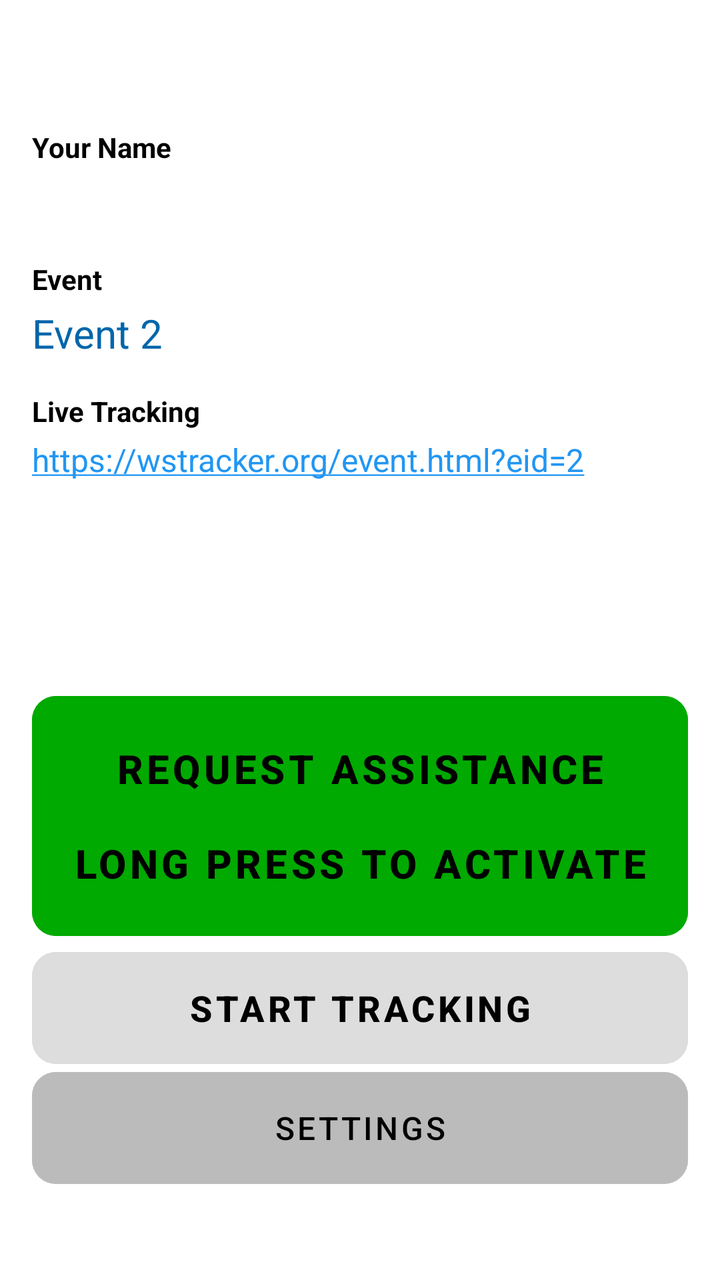
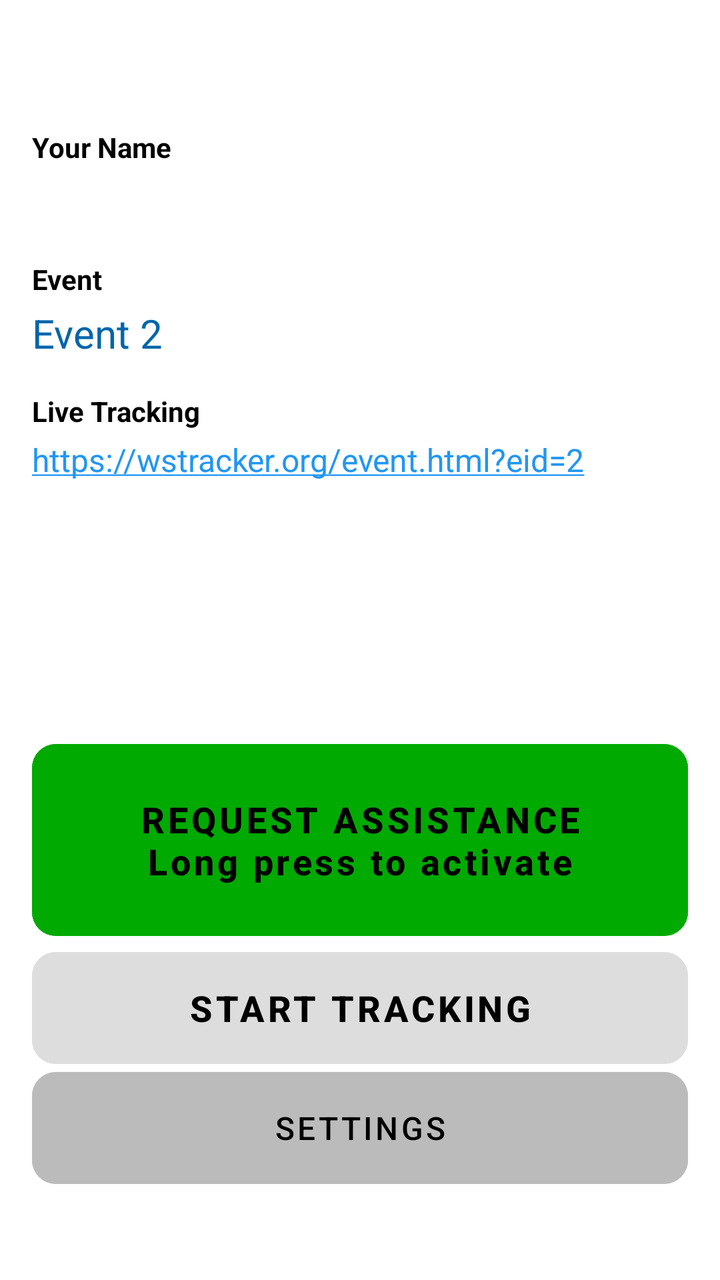

Compare the two renders of this Android layout. The source of the first and the diff that turns it into the second are given below.
<!-- AndroidManifest.xml: application theme Theme.WindsurferTracker -->
<!-- res/layout/activity_main.xml -->
<?xml version="1.0" encoding="utf-8"?>
<LinearLayout
    xmlns:android="http://schemas.android.com/apk/res/android"
    xmlns:app="http://schemas.android.com/apk/res-auto"
    xmlns:tools="http://schemas.android.com/tools"
    android:layout_width="match_parent"
    android:layout_height="match_parent"
    android:orientation="vertical"
    android:padding="16dp"
    android:background="#FFFFFF"
    tools:context=".MainActivity">

    <ScrollView
        android:id="@+id/contentScroll"
        android:layout_width="match_parent"
        android:layout_height="0dp"
        android:layout_weight="1"
        android:fillViewport="false">

    <LinearLayout
        android:layout_width="match_parent"
        android:layout_height="wrap_content"
        android:orientation="vertical">

    
    <LinearLayout
        android:id="@+id/configGroup"
        android:layout_width="match_parent"
        android:layout_height="wrap_content"
        android:orientation="vertical">

        
        <Space
            android:layout_width="match_parent"
            android:layout_height="40dp" />

        
        <TextView
            android:id="@+id/tvIdleStatus"
            android:layout_width="wrap_content"
            android:layout_height="wrap_content"
            android:text="IDLE"
            android:textStyle="bold"
            android:textSize="28sp"
            android:textColor="#FF8800"
            android:layout_marginBottom="8dp"
            android:visibility="gone" />

        
        <TextView
            android:layout_width="wrap_content"
            android:layout_height="wrap_content"
            android:text="@string/your_name_label"
            android:textStyle="bold"
            android:textSize="14sp"
            android:textColor="#000000"
            android:layout_marginTop="8dp"
            android:layout_marginBottom="4dp" />

        
        <TextView
            android:id="@+id/tvIdleSailorName"
            android:layout_width="wrap_content"
            android:layout_height="wrap_content"
            android:text=""
            android:textSize="20sp"
            android:textColor="#000000"
            android:layout_marginBottom="8dp" />

        
        <TextView
            android:layout_width="wrap_content"
            android:layout_height="wrap_content"
            android:text="Event"
            android:textStyle="bold"
            android:textSize="14sp"
            android:textColor="#000000"
            android:layout_marginTop="8dp"
            android:layout_marginBottom="4dp" />

        
        <TextView
            android:id="@+id/tvIdleEventName"
            android:layout_width="wrap_content"
            android:layout_height="wrap_content"
            android:text="Event 2"
            android:textSize="20sp"
            android:textColor="#0066AA"
            android:layout_marginBottom="8dp" />

        
        <TextView
            android:layout_width="wrap_content"
            android:layout_height="wrap_content"
            android:text="Live Tracking"
            android:textStyle="bold"
            android:textSize="14sp"
            android:textColor="#000000"
            android:layout_marginTop="8dp"
            android:layout_marginBottom="4dp" />

        
        <TextView
            android:id="@+id/tvLiveTrackingLink"
            android:layout_width="wrap_content"
            android:layout_height="wrap_content"
            android:text="https://wstracker.org/event.html?eid=2"
            android:autoLink="web"
            android:textColor="#2196F3"
            android:textColorLink="#2196F3"
            android:linksClickable="true"
            android:textSize="16sp"
            android:layout_marginBottom="8dp" />

        

    </LinearLayout>

    
    <LinearLayout
        android:id="@+id/statusGroup"
        android:layout_width="match_parent"
        android:layout_height="wrap_content"
        android:orientation="vertical"
        android:visibility="gone"
        android:background="#FFFFFF"
        android:padding="8dp">

        
        <Space
            android:layout_width="match_parent"
            android:layout_height="24dp" />

        
        <TextView
            android:id="@+id/tvEventName"
            android:layout_width="wrap_content"
            android:layout_height="wrap_content"
            android:text="---"
            android:textSize="18sp"
            android:textColor="#0066AA"
            android:textStyle="bold"
            android:layout_marginBottom="8dp" />

        
        <LinearLayout
            android:layout_width="wrap_content"
            android:layout_height="wrap_content"
            android:orientation="horizontal"
            android:layout_marginBottom="8dp">

            <TextView
                android:id="@+id/tvSailorId"
                android:layout_width="wrap_content"
                android:layout_height="wrap_content"
                android:text=""
                android:textSize="14sp"
                android:textColor="#888888"
                android:layout_marginEnd="8dp" />
        </LinearLayout>

        <TextView
            android:layout_width="wrap_content"
            android:layout_height="wrap_content"
            android:text="Position"
            android:textSize="14sp"
            android:textColor="#444444"
            android:textStyle="bold" />

        <TextView
            android:id="@+id/tvPosition"
            android:layout_width="match_parent"
            android:layout_height="wrap_content"
            android:text="---.-----°\n---.-----°"
            android:textSize="18sp"
            android:textColor="#000000"
            android:maxLines="2" />

        <LinearLayout
            android:layout_width="match_parent"
            android:layout_height="wrap_content"
            android:layout_marginTop="16dp"
            android:orientation="horizontal">

            <LinearLayout
                android:layout_width="0dp"
                android:layout_height="wrap_content"
                android:layout_weight="1"
                android:orientation="vertical">

                <TextView
                    android:layout_width="wrap_content"
                    android:layout_height="wrap_content"
                    android:text="Speed (kn)"
                    android:textSize="14sp"
                    android:textColor="#444444"
                    android:textStyle="bold" />

                <TextView
                    android:id="@+id/tvSpeed"
                    android:layout_width="match_parent"
                    android:layout_height="wrap_content"
                    android:text="--"
                    android:textSize="28sp"
                    android:textColor="#000000"
                    android:fontFamily="monospace"
                    android:maxLines="1"
                    android:autoSizeTextType="uniform"
                    android:autoSizeMinTextSize="14sp"
                    android:autoSizeMaxTextSize="28sp"
                    android:autoSizeStepGranularity="1sp" />
            </LinearLayout>

            <LinearLayout
                android:layout_width="0dp"
                android:layout_height="wrap_content"
                android:layout_weight="1"
                android:orientation="vertical">

                <TextView
                    android:layout_width="wrap_content"
                    android:layout_height="wrap_content"
                    android:text="Course"
                    android:textSize="14sp"
                    android:textColor="#444444"
                    android:textStyle="bold" />

                <TextView
                    android:id="@+id/tvHeading"
                    android:layout_width="match_parent"
                    android:layout_height="wrap_content"
                    android:text="---°"
                    android:textSize="28sp"
                    android:textColor="#000000"
                    android:fontFamily="monospace"
                    android:maxLines="1"
                    android:autoSizeTextType="uniform"
                    android:autoSizeMinTextSize="14sp"
                    android:autoSizeMaxTextSize="28sp"
                    android:autoSizeStepGranularity="1sp" />
            </LinearLayout>

            <LinearLayout
                android:layout_width="0dp"
                android:layout_height="wrap_content"
                android:layout_weight="1"
                android:orientation="vertical">

                <TextView
                    android:layout_width="wrap_content"
                    android:layout_height="wrap_content"
                    android:text="Dist (km)"
                    android:textSize="14sp"
                    android:textColor="#444444"
                    android:textStyle="bold" />

                <TextView
                    android:id="@+id/tvDistance"
                    android:layout_width="match_parent"
                    android:layout_height="wrap_content"
                    android:text="--"
                    android:textSize="28sp"
                    android:textColor="#000000"
                    android:fontFamily="monospace"
                    android:maxLines="1"
                    android:autoSizeTextType="uniform"
                    android:autoSizeMinTextSize="14sp"
                    android:autoSizeMaxTextSize="28sp"
                    android:autoSizeStepGranularity="1sp" />
            </LinearLayout>
        </LinearLayout>

        <LinearLayout
            android:layout_width="match_parent"
            android:layout_height="wrap_content"
            android:layout_marginTop="16dp"
            android:orientation="horizontal">

            <LinearLayout
                android:layout_width="0dp"
                android:layout_height="wrap_content"
                android:layout_weight="1"
                android:orientation="vertical">

                <TextView
                    android:layout_width="wrap_content"
                    android:layout_height="wrap_content"
                    android:text="Connection"
                    android:textSize="14sp"
                    android:textColor="#444444"
                    android:textStyle="bold" />

                <TextView
                    android:id="@+id/tvAckRate"
                    android:layout_width="match_parent"
                    android:layout_height="wrap_content"
                    android:text="--%"
                    android:textSize="22sp"
                    android:textColor="#008800"
                    android:maxLines="1"
                    android:autoSizeTextType="uniform"
                    android:autoSizeMinTextSize="12sp"
                    android:autoSizeMaxTextSize="22sp"
                    android:autoSizeStepGranularity="1sp" />
            </LinearLayout>

            <LinearLayout
                android:layout_width="0dp"
                android:layout_height="wrap_content"
                android:layout_weight="1"
                android:orientation="vertical">

                <TextView
                    android:layout_width="wrap_content"
                    android:layout_height="wrap_content"
                    android:text="Last ACK"
                    android:textSize="14sp"
                    android:textColor="#444444"
                    android:textStyle="bold" />

                <TextView
                    android:id="@+id/tvLastAck"
                    android:layout_width="match_parent"
                    android:layout_height="wrap_content"
                    android:text="--"
                    android:textSize="15sp"
                    android:textColor="#000000"
                    android:maxLines="1"
                    android:autoSizeTextType="uniform"
                    android:autoSizeMinTextSize="10sp"
                    android:autoSizeMaxTextSize="15sp"
                    android:autoSizeStepGranularity="1sp" />
            </LinearLayout>

            <LinearLayout
                android:layout_width="0dp"
                android:layout_height="wrap_content"
                android:layout_weight="1"
                android:orientation="vertical">

                <TextView
                    android:layout_width="wrap_content"
                    android:layout_height="wrap_content"
                    android:text="Updated"
                    android:textSize="14sp"
                    android:textColor="#444444"
                    android:textStyle="bold" />

                <TextView
                    android:id="@+id/tvLastUpdate"
                    android:layout_width="match_parent"
                    android:layout_height="wrap_content"
                    android:text="--:--:--"
                    android:textSize="15sp"
                    android:textColor="#000000"
                    android:maxLines="1"
                    android:autoSizeTextType="uniform"
                    android:autoSizeMinTextSize="10sp"
                    android:autoSizeMaxTextSize="15sp"
                    android:autoSizeStepGranularity="1sp" />
            </LinearLayout>
        </LinearLayout>

        
        <TextView
            android:layout_width="wrap_content"
            android:layout_height="wrap_content"
            android:text="Live Tracking"
            android:textStyle="bold"
            android:textSize="14sp"
            android:textColor="#444444"
            android:layout_marginTop="16dp"
            android:layout_marginBottom="4dp" />

        <TextView
            android:id="@+id/tvLiveTrackingLinkActive"
            android:layout_width="wrap_content"
            android:layout_height="wrap_content"
            android:text="https://wstracker.org/event.html?eid=2"
            android:autoLink="web"
            android:textColor="#2196F3"
            android:textColorLink="#2196F3"
            android:linksClickable="true"
            android:textSize="14sp" />

    </LinearLayout>

    </LinearLayout>
    </ScrollView>

    
    <com.google.android.material.button.MaterialButton
        android:id="@+id/btnAssist"
        style="@style/Widget.MaterialComponents.Button.UnelevatedButton"
        android:layout_width="match_parent"
        android:layout_height="120dp"
        android:text="REQUEST ASSISTANCE\n\nLong press to activate"
        android:textSize="20sp"
        android:textStyle="bold"
        android:textColor="#000000"
        android:backgroundTint="#00AA00"
        android:gravity="center"
        android:insetTop="0dp"
        android:insetBottom="0dp"
        android:layout_marginBottom="8dp"
        app:cornerRadius="12dp" />

    
    <com.google.android.material.button.MaterialButton
        android:id="@+id/btnStartStop"
        style="@style/Widget.MaterialComponents.Button.UnelevatedButton"
        android:layout_width="match_parent"
        android:layout_height="wrap_content"
        android:minHeight="56dp"
        android:text="Start Tracking"
        android:textSize="18sp"
        android:textStyle="bold"
        android:textColor="#000000"
        android:backgroundTint="#DDDDDD"
        android:insetTop="0dp"
        android:insetBottom="0dp"
        android:layout_marginBottom="4dp"
        app:cornerRadius="12dp" />

    
    <com.google.android.material.button.MaterialButton
        android:id="@+id/btnSettings"
        style="@style/Widget.MaterialComponents.Button.UnelevatedButton"
        android:layout_width="match_parent"
        android:layout_height="wrap_content"
        android:minHeight="56dp"
        android:layout_marginBottom="32dp"
        android:text="Settings"
        android:textSize="16sp"
        android:textColor="#000000"
        android:backgroundTint="#BBBBBB"
        android:insetTop="0dp"
        android:insetBottom="0dp"
        app:cornerRadius="12dp" />

</LinearLayout>
<!-- resources referenced by this layout -->
<resources>
  <string name="your_name_label">Your Name</string>
  <style name="Theme.WindsurferTracker" parent="Theme.Material3.DayNight.NoActionBar">
          <item name="colorPrimary">@color/primary</item>
          <item name="colorPrimaryVariant">@color/primary_dark</item>
          <item name="colorOnPrimary">@android:color/white</item>
      </style>
  <color name="primary">#1976D2</color>
  <color name="primary_dark">#1565C0</color>
</resources>

<!-- the commit's change to res/layout/activity_main.xml (unified diff, before → after) -->
@@ -393,15 +393,17 @@
         android:id="@+id/btnAssist"
         style="@style/Widget.MaterialComponents.Button.UnelevatedButton"
         android:layout_width="match_parent"
-        android:layout_height="120dp"
-        android:text="REQUEST ASSISTANCE\n\nLong press to activate"
-        android:textSize="20sp"
+        android:layout_height="96dp"
+        android:text="REQUEST ASSISTANCE\nLong press to activate"
+        android:textSize="18sp"
         android:textStyle="bold"
+        android:textAllCaps="false"
         android:textColor="#000000"
         android:backgroundTint="#00AA00"
         android:gravity="center"
         android:insetTop="0dp"
         android:insetBottom="0dp"
+        android:padding="8dp"
         android:layout_marginBottom="8dp"
         app:cornerRadius="12dp" />
 
